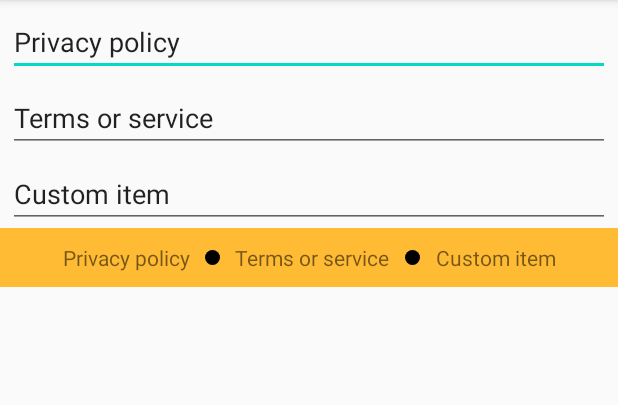
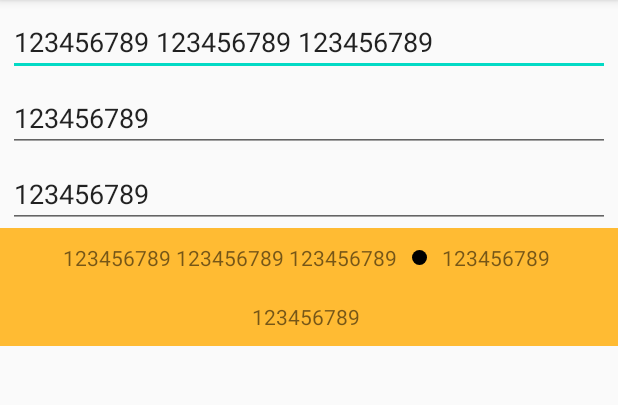
Before and after one commit to alonalbert/footer, an Android app: the screen it shows after launch (MainActivity), on a phone screen of 412 x 824 dp, the part 84-489 px from its top. Run offline under Robolectric (Android 15) with nearby library versions, the phone set to English and light mode, and no system bars.

Commit message:
Alternate solution with multiple Liner Layouts

```diff
--- /dev/null
+++ b/app/src/main/java/com/example/footer/Footer2Layout.java
@@ -0,0 +1,95 @@
+package com.example.footer;
+
+import android.content.Context;
+import android.util.AttributeSet;
+import android.view.Gravity;
+import android.widget.LinearLayout;
+
+import java.util.ArrayList;
+import java.util.List;
+
+public class Footer2Layout extends LinearLayout {
+
+    private final List<TextContainerView> views = new ArrayList<>();
+    private TextContainerView currentView;
+
+    private final List<TextContainerView> options = new ArrayList<>();
+
+    public Footer2Layout(Context context) {
+        this(context, null);
+    }
+
+    public Footer2Layout(Context context, AttributeSet attrs) {
+        super(context, attrs);
+
+        setGravity(Gravity.CENTER);
+
+        views.add(new SimpleTextContainer(context, HORIZONTAL));
+        views.add(new TwoRowTextContainer(context, R.layout.two_above_container));
+        views.add(new TwoRowTextContainer(context, R.layout.one_above_container));
+        views.add(new SimpleTextContainer(context, VERTICAL));
+
+        resetConfiguration();
+    }
+
+    @Override
+    protected void onMeasure(int widthMeasureSpec, int heightMeasureSpec) {
+        while (!options.isEmpty()) {
+            currentView.preMeasure(MeasureSpec.makeMeasureSpec(0, MeasureSpec.UNSPECIFIED), heightMeasureSpec);
+            if (currentView.getMeasuredWidth() <= MeasureSpec.getSize(widthMeasureSpec)) {
+                break;
+            }
+            setView(options.remove(0));
+        }
+
+        super.onMeasure(widthMeasureSpec, heightMeasureSpec);
+    }
+
+    private void setView(TextContainerView view) {
+        currentView = view;
+        removeAllViews();
+        addView(view);
+    }
+
+    public void setText1(String text) {
+        for (TextContainerView view : views) {
+            view.setText1(text);
+        }
+        resetConfiguration();
+    }
+
+    public String getText1() {
+        return currentView.getText1();
+    }
+
+    public void setText2(String text) {
+        for (TextContainerView view : views) {
+            view.setText2(text);
+        }
+        resetConfiguration();
+    }
+
+    public String getText2() {
+        return currentView.getText2();
+    }
+
+    public void setText3(String text) {
+        for (TextContainerView view : views) {
+            view.setText3(text);
+        }
+        resetConfiguration();
+    }
+
+    public String getText3() {
+        return currentView.getText3();
+    }
+
+    private void resetConfiguration() {
+        options.clear();
+        for (int i = 1; i < views.size(); i++) {
+            options.add(views.get(i));
+        }
+        setView(views.get(0));
+        invalidate();
+    }
+}
--- a/app/src/main/java/com/example/footer/MainActivity.java
+++ b/app/src/main/java/com/example/footer/MainActivity.java
@@ -14,11 +14,14 @@ public class MainActivity extends AppCompatActivity {
         super.onCreate(savedInstanceState);
         setContentView(R.layout.activity_main);
 
-        final FooterLayout footer = findViewById(R.id.footer);
+        final Footer2Layout footer = findViewById(R.id.footer);
         final EditText edit1 = findViewById(R.id.edit1);
         final EditText edit2 = findViewById(R.id.edit2);
         final EditText edit3 = findViewById(R.id.edit3);
 
+        footer.setText1("123456789 123456789 123456789");
+        footer.setText2("123456789 ");
+        footer.setText3("123456789 ");
         edit1.setText(footer.getText1());
         edit2.setText(footer.getText2());
         edit3.setText(footer.getText3());
--- /dev/null
+++ b/app/src/main/java/com/example/footer/SimpleTextContainer.java
@@ -0,0 +1,27 @@
+package com.example.footer;
+
+import android.content.Context;
+import android.view.View;
+
+public class SimpleTextContainer extends TextContainerView {
+    final View separator2;
+
+    public SimpleTextContainer(Context context, int orientation) {
+        super(context, R.layout.simple_container);
+
+        setOrientation(orientation);
+        separator2 = findViewById(R.id.separator2);
+    }
+
+    @Override
+    public void setText3(String text) {
+        if (text == null) {
+            text3.setVisibility(GONE);
+            separator2.setVisibility(GONE);
+        } else {
+            text3.setVisibility(VISIBLE);
+            separator2.setVisibility(VISIBLE);
+        }
+        super.setText3(text);
+    }
+}
--- /dev/null
+++ b/app/src/main/java/com/example/footer/TextContainerView.java
@@ -0,0 +1,50 @@
+package com.example.footer;
+
+import android.content.Context;
+import android.widget.LinearLayout;
+import android.widget.TextView;
+
+public abstract class TextContainerView extends LinearLayout {
+    protected TextView text1;
+    private TextView text2;
+    TextView text3;
+
+
+    public TextContainerView(Context context, int layoutId) {
+        super(context);
+        inflate(context, layoutId, this);
+
+        text1 = findViewById(R.id.text1);
+        text2 = findViewById(R.id.text2);
+        text3 = findViewById(R.id.text3);
+    }
+
+
+    protected void preMeasure(int widthMeasureSpec, int heightMeasureSpec) {
+        super.measure(widthMeasureSpec, heightMeasureSpec);
+    }
+
+    public void setText1(String text) {
+        text1.setText(text);
+    }
+
+    public String getText1() {
+        return text1.getText().toString();
+    }
+
+    public void setText2(String text) {
+        text2.setText(text);
+    }
+
+    public String getText2() {
+        return text2.getText().toString();
+    }
+
+    public void setText3(String text) {
+        text3.setText(text);
+    }
+
+    public String getText3() {
+        return text3.getText().toString();
+    }
+}
--- /dev/null
+++ b/app/src/main/java/com/example/footer/TwoRowTextContainer.java
@@ -0,0 +1,32 @@
+package com.example.footer;
+
+import android.content.Context;
+import android.widget.TextView;
+
+public class TwoRowTextContainer extends TextContainerView {
+    private final TextView singleText;
+
+    public TwoRowTextContainer(Context context, int layoutId) {
+        super(context, layoutId);
+        setOrientation(VERTICAL);
+
+        if (getChildAt(0) instanceof TextView) {
+            singleText = (TextView) getChildAt(0);
+        } else {
+            singleText = (TextView) getChildAt(1);
+        }
+    }
+
+    TwoRowTextContainer(Context context) {
+        super(context, R.layout.one_above_container);
+        singleText = (TextView) getChildAt(0);
+    }
+
+    @Override
+    protected void preMeasure(int widthMeasureSpec, int heightMeasureSpec) {
+        CharSequence text = singleText.getText();
+        singleText.setText("");
+        super.measure(widthMeasureSpec, heightMeasureSpec);
+        singleText.setText(text);
+    }
+}
--- a/app/src/main/res/layout/activity_main.xml
+++ b/app/src/main/res/layout/activity_main.xml
@@ -37,7 +37,7 @@
         android:hint="Text3"
         tools:ignore="Autofill,HardcodedText,TextFields" />
 
-    <com.example.footer.FooterLayout
+    <com.example.footer.Footer2Layout
         android:id="@+id/footer"
         android:layout_width="match_parent"
         android:layout_height="wrap_content"
@@ -45,6 +45,7 @@
         app:layout_constraintTop_toBottomOf="@id/edit3"
         app:layout_constraintLeft_toLeftOf="parent"
         app:layout_constraintRight_toRightOf="parent"
+
         />
 
 </androidx.constraintlayout.widget.ConstraintLayout>
--- /dev/null
+++ b/app/src/main/res/layout/two_above_container.xml
@@ -0,0 +1,59 @@
+<?xml version="1.0" encoding="utf-8"?>
+<merge xmlns:android="http://schemas.android.com/apk/res/android"
+    xmlns:tools="http://schemas.android.com/tools"
+    android:layout_width="wrap_content"
+    android:layout_height="wrap_content"
+    tools:orientation="vertical"
+    tools:parentTag="com.example.footer.TwoRowTextContainer">
+
+    <LinearLayout
+        android:layout_width="wrap_content"
+        android:layout_height="wrap_content"
+        android:orientation="horizontal"
+        android:gravity="center"
+        android:layout_gravity="center"
+        >
+        <TextView
+            android:id="@+id/text1"
+            android:layout_width="wrap_content"
+            android:layout_height="wrap_content"
+            android:layout_gravity="center"
+            android:layout_margin="10dp"
+            android:gravity="center"
+            tools:text="Privacy policy"
+            android:textSize="@dimen/footer_text_size"
+            />
+
+        <ImageView
+            android:layout_width="10dp"
+            android:layout_height="10dp"
+            android:layout_gravity="center"
+            android:src="@drawable/dot"
+            tools:ignore="ContentDescription" />
+
+        <TextView
+            android:id="@+id/text2"
+            android:layout_width="wrap_content"
+            android:layout_height="wrap_content"
+            android:layout_gravity="center"
+            android:layout_margin="10dp"
+            android:gravity="center"
+            tools:text="Terms or service"
+            android:textSize="@dimen/footer_text_size"
+            />
+
+    </LinearLayout>
+
+    <TextView
+        android:id="@+id/text3"
+        android:layout_width="wrap_content"
+        android:layout_height="wrap_content"
+        android:layout_gravity="center"
+        android:layout_margin="10dp"
+        android:gravity="center"
+        tools:text="Custom item"
+        android:textSize="@dimen/footer_text_size"
+        />
+
+
+</merge>
```
Also changed, not shown: app/src/main/res/layout/one_above_container.xml (added, +58 -0 lines), app/src/main/res/layout/simple_container.xml (added, +61 -0 lines), build.gradle (line endings or trailing spaces).
